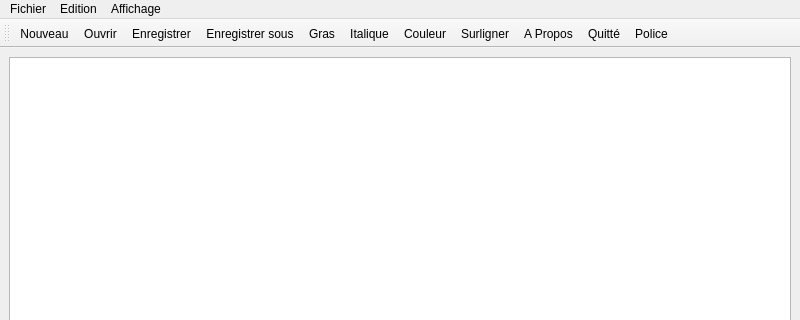
The window that mainwindow.ui (yann-madry/livre-dont-vous-etes-le-heros) describes before a commit, drawn with Qt 5; both pictures show x 0 to 800 and y 0 to 320 of the 800 by 600 pixel window.
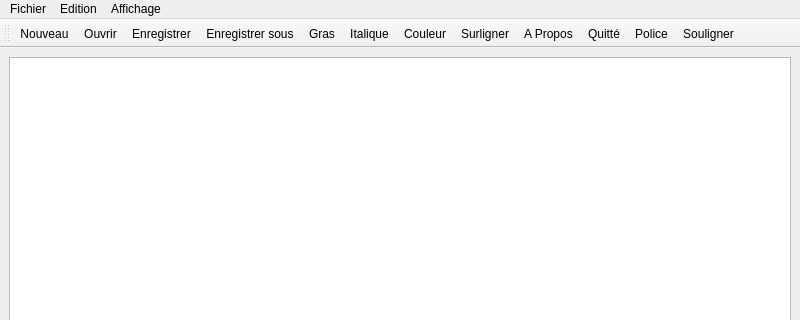
The same window after the commit. Icons and pictures are not drawn.

What changed in the file:
```diff
--- a/mainwindow.ui
+++ b/mainwindow.ui
@@ -65,6 +65,9 @@
    <property name="windowTitle">
     <string>toolBar</string>
    </property>
+   <property name="toolButtonStyle">
+    <enum>Qt::ToolButtonStyle::ToolButtonTextBesideIcon</enum>
+   </property>
    <attribute name="toolBarArea">
     <enum>TopToolBarArea</enum>
    </attribute>
@@ -82,6 +85,7 @@
    <addaction name="actionAPropos"/>
    <addaction name="actionQuitter"/>
    <addaction name="actionPolice"/>
+   <addaction name="actionSouligner"/>
   </widget>
   <action name="actionNouveau">
    <property name="checkable">
```
Left out of the diff: 23 changed lines with no effect on the pictures.
